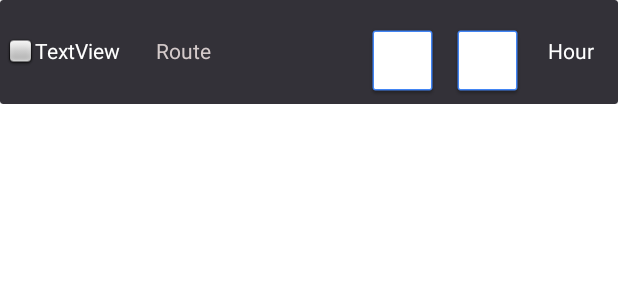
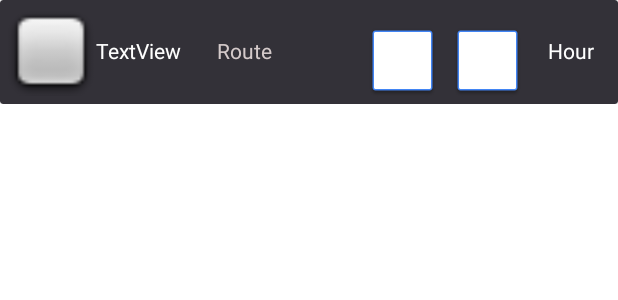
Before and after one commit to bori00/SmartMobilityApp, an Android app: the layout vehicle_view.xml on its own in the app's theme, with its tools: preview values and no code run, on a phone screen of 412 x 824 dp. Shown: the top 300 px of the screen. Run offline under Robolectric (Android 15) with nearby library versions, the phone set to English and light mode, and no system bars.

Commit message:
Modified image width

```diff
--- a/app/src/main/res/layout/vehicle_view.xml
+++ b/app/src/main/res/layout/vehicle_view.xml
@@ -48,7 +48,7 @@
 
                     <ImageView
                         android:id="@+id/redDotImageID"
-                        android:layout_width="wrap_content"
+                        android:layout_width="60dp"
                         android:layout_height="60dp"
                         android:layout_marginStart="4dp"
                         android:layout_marginTop="4dp"
```
